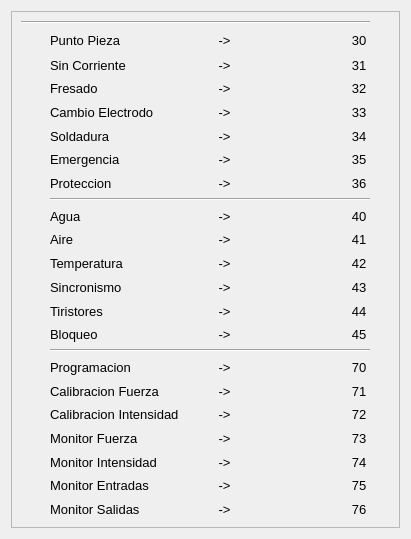
First picture: the form in src/configuracion/guiTablaErrores.ui, repository marcelo21/controlSoldadura-pc, before the edit.
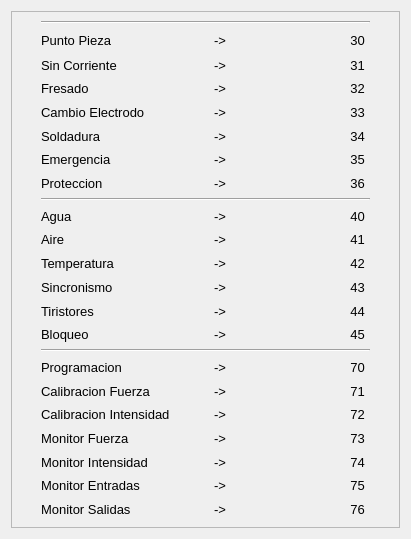
Second picture: the form after the edit. Icons and pictures are not drawn.

Commit message: se arreglo un defecto visual de la lista de errores

```diff
--- a/src/configuracion/guiTablaErrores.ui
+++ b/src/configuracion/guiTablaErrores.ui
@@ -1025,7 +1025,7 @@
         </property>
        </spacer>
       </item>
-      <item row="0" column="0" colspan="6">
+      <item row="0" column="1" colspan="5">
        <widget class="Line" name="line_3">
         <property name="orientation">
          <enum>Qt::Horizontal</enum>
```
